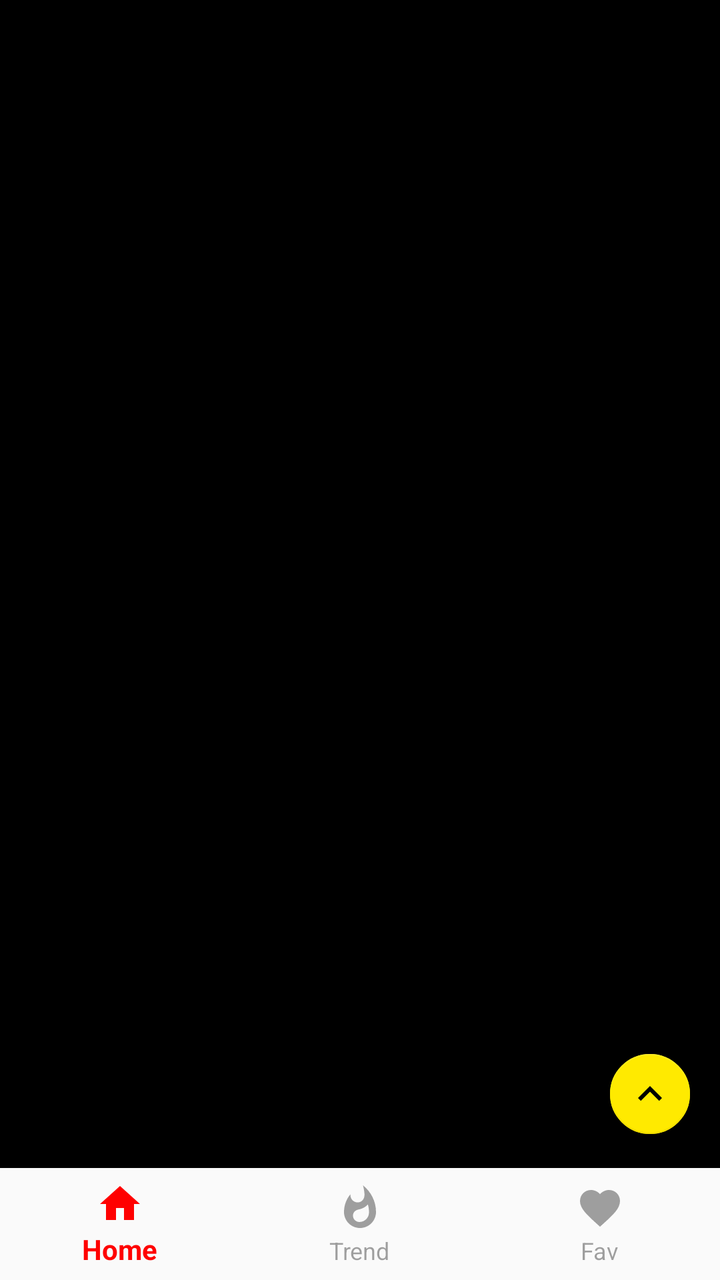
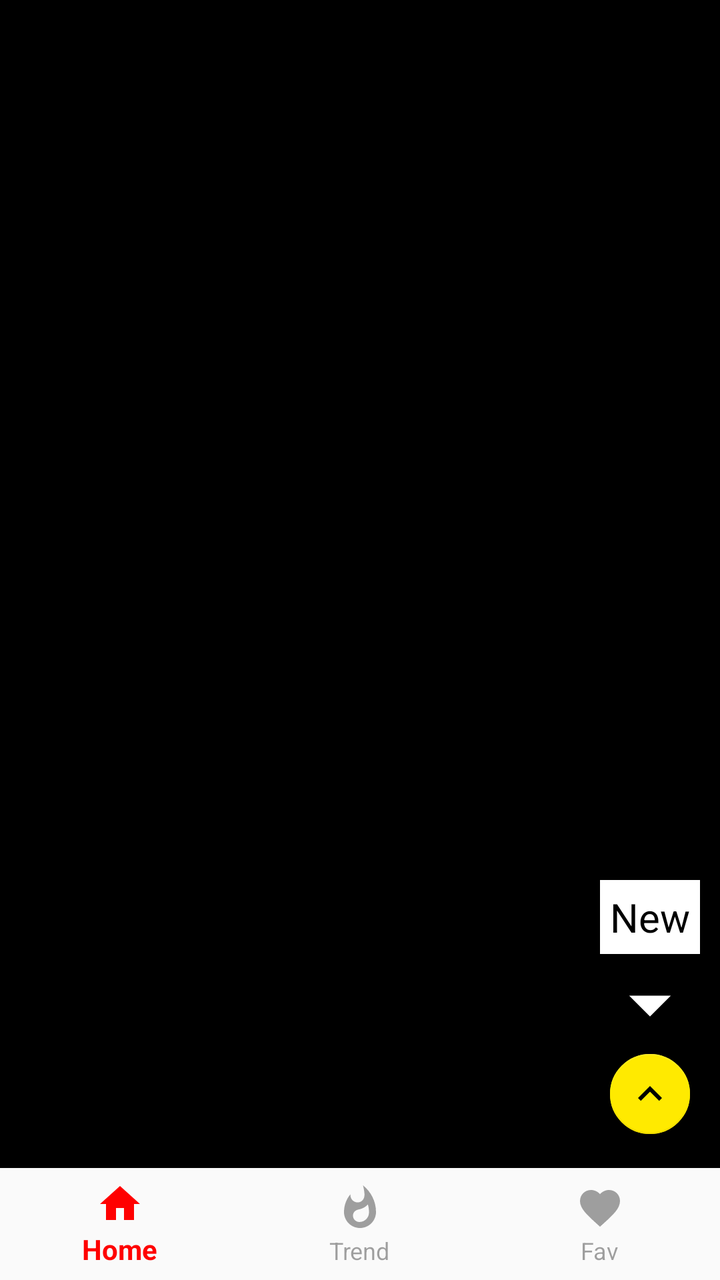

Before-and-after screenshots of an Android layout around one commit, followed by the original layout XML and the change that was made.
<!-- AndroidManifest.xml: application theme AppTheme -->
<!-- res/layout/fragment_gridview.xml -->
<?xml version="1.0" encoding="utf-8"?>
<RelativeLayout xmlns:android="http://schemas.android.com/apk/res/android"
    xmlns:app="http://schemas.android.com/apk/res-auto"
    android:layout_width="match_parent"
    android:layout_height="match_parent"
    android:layout_weight="8">

    <GridView
        android:id="@+id/gridView"
        android:layout_width="match_parent"
        android:layout_height="match_parent"
        android:layout_above="@id/linear"
        android:background="#000000"
        android:clipChildren="true"
        android:columnWidth="50dp"
        android:horizontalSpacing="4dp"
        android:numColumns="2"
        android:padding="0dp"
        android:stretchMode="columnWidth"
        android:verticalSpacing="4dp">

    </GridView>

    <TextView
        android:id="@+id/txtNoFav"
        android:layout_width="match_parent"
        android:layout_height="match_parent"
        android:layout_above="@+id/linear"
        android:layout_centerHorizontal="true"
        android:gravity="center"
        android:textSize="30sp"
        android:textStyle="bold" />


    <com.google.android.material.floatingactionbutton.FloatingActionButton
        android:id="@+id/fab_scroll_down"
        android:layout_width="wrap_content"
        android:layout_height="wrap_content"
        android:layout_above="@+id/linear"
        android:layout_alignParentEnd="true"
        android:layout_alignParentRight="true"
        android:layout_marginEnd="15dp"
        android:layout_marginRight="15dp"
        android:layout_marginBottom="17dp"
        android:src="@drawable/ic_down"
        app:backgroundTint="#FFEA00"
        app:fabSize="mini"/>

    <com.google.android.material.floatingactionbutton.FloatingActionButton
        android:id="@+id/fab_scroll_up"
        android:layout_width="wrap_content"
        android:layout_height="wrap_content"
        android:layout_above="@+id/linear"
        android:layout_alignParentEnd="true"
        android:layout_alignParentRight="true"
        android:layout_marginEnd="15dp"
        android:layout_marginRight="15dp"
        android:layout_marginBottom="17dp"
        android:src="@drawable/ic_up"
        app:backgroundTint="#FFEA00"
        app:fabSize="mini"/>

    <LinearLayout
        android:id="@+id/linear"
        android:layout_width="match_parent"
        android:layout_height="wrap_content"
        android:layout_alignParentBottom="true"
        android:orientation="vertical">

        <com.google.android.material.bottomnavigation.BottomNavigationView
            android:id="@+id/bottom_navigation_view"
            android:layout_width="match_parent"
            android:layout_height="wrap_content"
            android:background="?android:attr/windowBackground"
            app:itemIconTint="@color/background_tint_nav"
            app:itemTextColor="@color/background_tint_nav"
            app:menu="@menu/bottom_menu">
        </com.google.android.material.bottomnavigation.BottomNavigationView>





    </LinearLayout>


    

</RelativeLayout>
<!-- resources referenced by this layout -->
<resources>
  <!-- drawable ic_down (drawable) -->
  <vector xmlns:android="http://schemas.android.com/apk/res/android"
          android:width="24dp"
          android:height="24dp"
          android:viewportWidth="24.0"
          android:viewportHeight="24.0">
      <path
          android:fillColor="#FF000000"
          android:pathData="M7.41,7.84L12,12.42l4.59,-4.58L18,9.25l-6,6 -6,-6z"/>
  </vector>
  <!-- drawable ic_up (drawable) -->
  <vector xmlns:android="http://schemas.android.com/apk/res/android"
          android:width="24dp"
          android:height="24dp"
          android:viewportWidth="24.0"
          android:viewportHeight="24.0">
      <path
          android:fillColor="#FF000000"
          android:pathData="M7.41,15.41L12,10.83l4.59,4.58L18,14l-6,-6 -6,6z"/>
  </vector>
  <style name="AppTheme" parent="Theme.AppCompat.Light.DarkActionBar">
          
          <item name="colorPrimary">@color/colorPrimary</item>
          <item name="colorPrimaryDark">@color/colorPrimaryDark</item>
          <item name="colorAccent">@color/colorAccent</item>
      </style>
  <color name="colorPrimary">#000000</color>
  <color name="colorPrimaryDark">#00574B</color>
  <color name="colorAccent">#D81B60</color>
</resources>

<!-- the commit's change to res/layout/fragment_gridview.xml (unified diff, before → after) -->
@@ -30,6 +30,34 @@
         android:gravity="center"
         android:textSize="30sp"
         android:textStyle="bold" />
+
+<LinearLayout
+    android:id="@+id/newWallLayout"
+    android:layout_width="wrap_content"
+    android:layout_height="wrap_content"
+    android:layout_above="@id/fab_scroll_down"
+    android:layout_alignParentRight="true"
+    android:layout_marginRight="10dp"
+    android:layout_marginTop="20dp"
+    android:orientation="vertical"
+    android:weightSum="10">
+
+    <TextView
+        android:layout_width="wrap_content"
+        android:layout_height="0dp"
+        android:layout_weight="5"
+        android:text="New"
+        android:textColor="#000000"
+        android:textSize="20sp"
+        android:padding="5dp"
+        android:background="#FFFFFF" />
+    <ImageView
+        android:layout_width="wrap_content"
+        android:layout_height="0dp"
+        android:layout_weight="5"
+        android:src="@drawable/ic_drop_new"/>
+</LinearLayout>
+
 
 
     <com.google.android.material.floatingactionbutton.FloatingActionButton
<!-- resource entries referenced after the edit -->
@@ -9,6 +9,17 @@
       <path
           android:fillColor="#FF000000"
           android:pathData="M7.41,7.84L12,12.42l4.59,-4.58L18,9.25l-6,6 -6,-6z"/>
+  </vector>
+  <!-- drawable ic_drop_new (drawable) -->
+  <vector xmlns:android="http://schemas.android.com/apk/res/android"
+      android:width="50dp"
+      android:height="50dp"
+      android:tint="#FFFFFF"
+      android:viewportWidth="24.0"
+      android:viewportHeight="24.0">
+      <path
+          android:fillColor="#FF000000"
+          android:pathData="M7,10l5,5 5,-5z" />
   </vector>
   <!-- drawable ic_up (drawable) -->
   <vector xmlns:android="http://schemas.android.com/apk/res/android"
